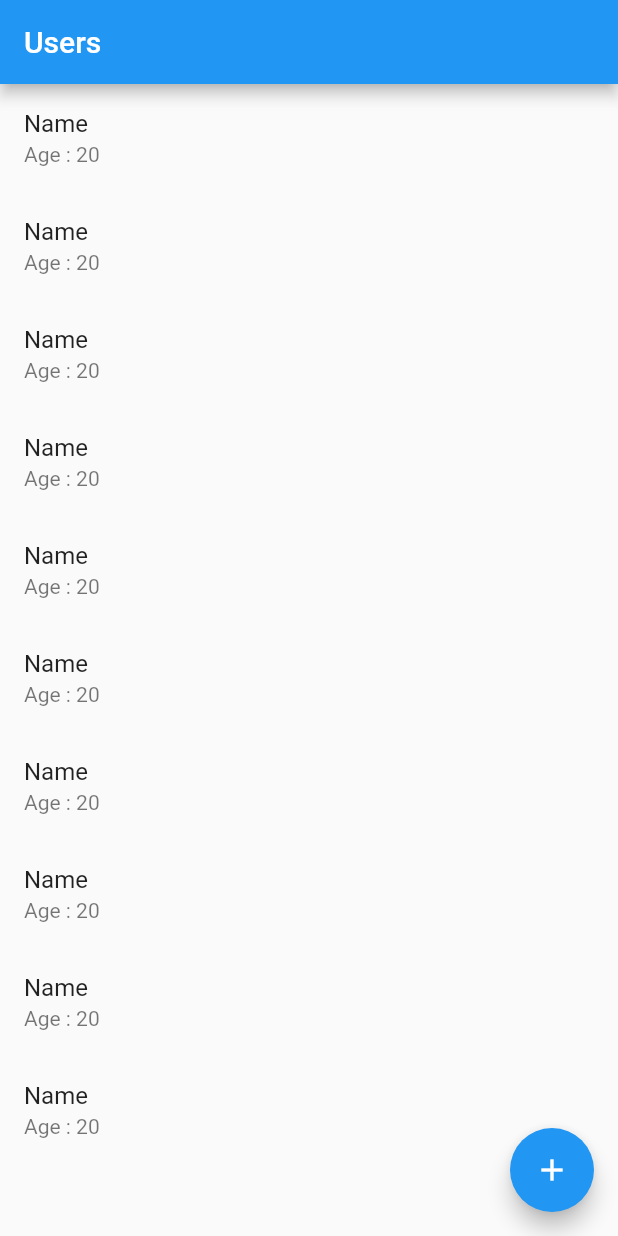
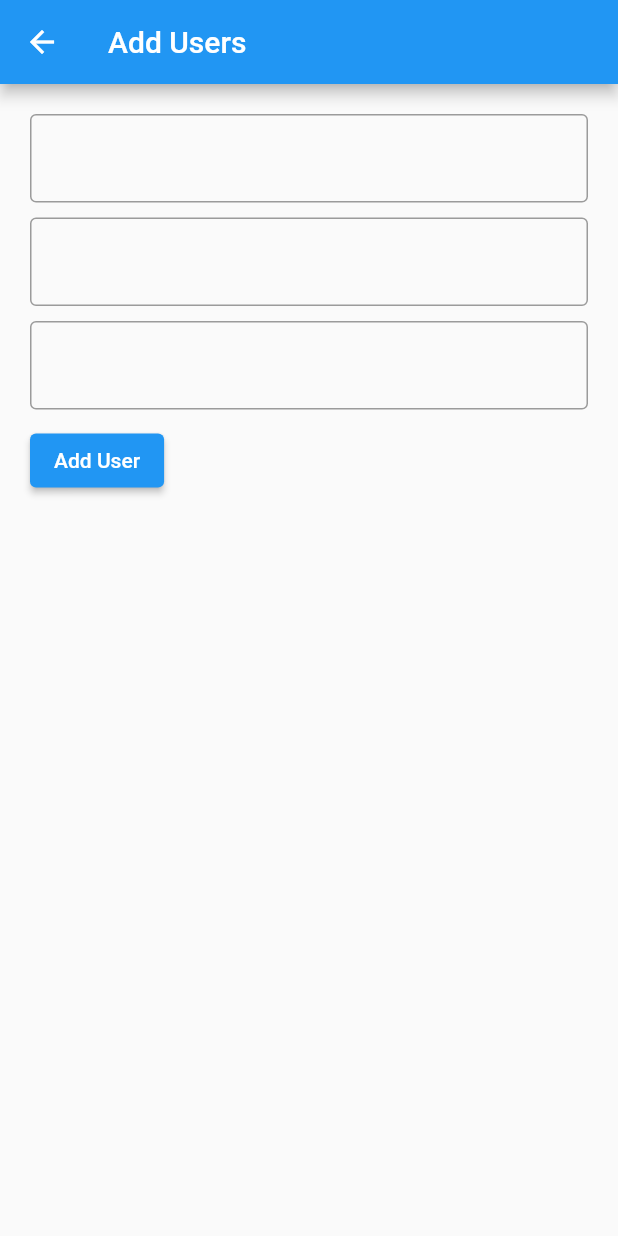
Before and after one commit to TahsinulAmir/Firebase-Flutter, a Flutter app: the screen it shows after launch, after a tap on the "add" icon, on a phone screen of 412 x 824 dp. Run offline on Flutter 3.47's test engine with Material 2 defaults, Android fonts, the phone set to English and light mode, and no system bars; our stand-ins replace firebase_core; accounts and stored records are empty.

Commit message:
Cloud Firestore: create add_screen

```diff
--- /dev/null
+++ b/lib/screen/add_users.dart
@@ -0,0 +1,50 @@
+import 'package:flutter/material.dart';
+
+class AddUsers extends StatelessWidget {
+  const AddUsers({super.key});
+
+  @override
+  Widget build(BuildContext context) {
+    return Scaffold(
+      appBar: AppBar(
+        title: Text("Add Users"),
+      ),
+      body: Padding(
+        padding: const EdgeInsets.all(20.0),
+        child: Column(
+          crossAxisAlignment: CrossAxisAlignment.start,
+          children: [
+            TextField(
+              decoration: InputDecoration(
+                border: OutlineInputBorder(),
+              ),
+            ),
+            SizedBox(
+              height: 10,
+            ),
+            TextField(
+              decoration: InputDecoration(
+                border: OutlineInputBorder(),
+              ),
+            ),
+            SizedBox(
+              height: 10,
+            ),
+            TextField(
+              decoration: InputDecoration(
+                border: OutlineInputBorder(),
+              ),
+            ),
+            SizedBox(
+              height: 10,
+            ),
+            ElevatedButton(
+              onPressed: () {},
+              child: Text('Add User'),
+            ),
+          ],
+        ),
+      ),
+    );
+  }
+}
--- a/lib/screen/users_screen.dart
+++ b/lib/screen/users_screen.dart
@@ -1,3 +1,4 @@
+import 'package:firebaseflutter/screen/add_users.dart';
 import 'package:flutter/material.dart';
 
 class UserScreen extends StatelessWidget {
@@ -7,7 +8,14 @@ class UserScreen extends StatelessWidget {
   Widget build(BuildContext context) {
     return Scaffold(
       floatingActionButton: FloatingActionButton(
-        onPressed: () {},
+        onPressed: () {
+          Navigator.push(
+            context,
+            MaterialPageRoute(
+              builder: (context) => AddUsers(),
+            ),
+          );
+        },
         child: Icon(Icons.add),
       ),
       appBar: AppBar(
```
